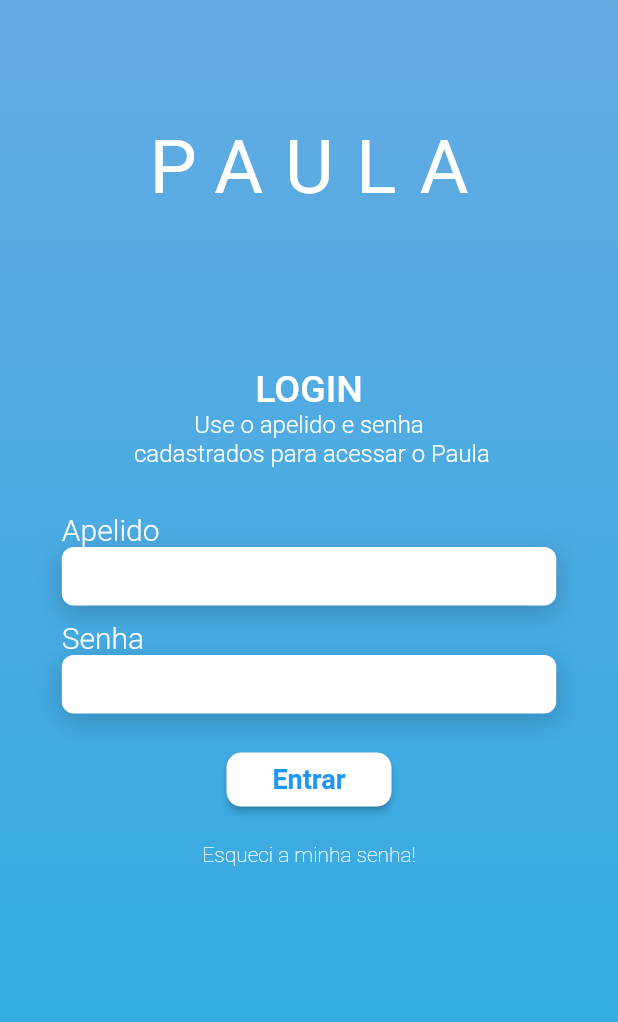
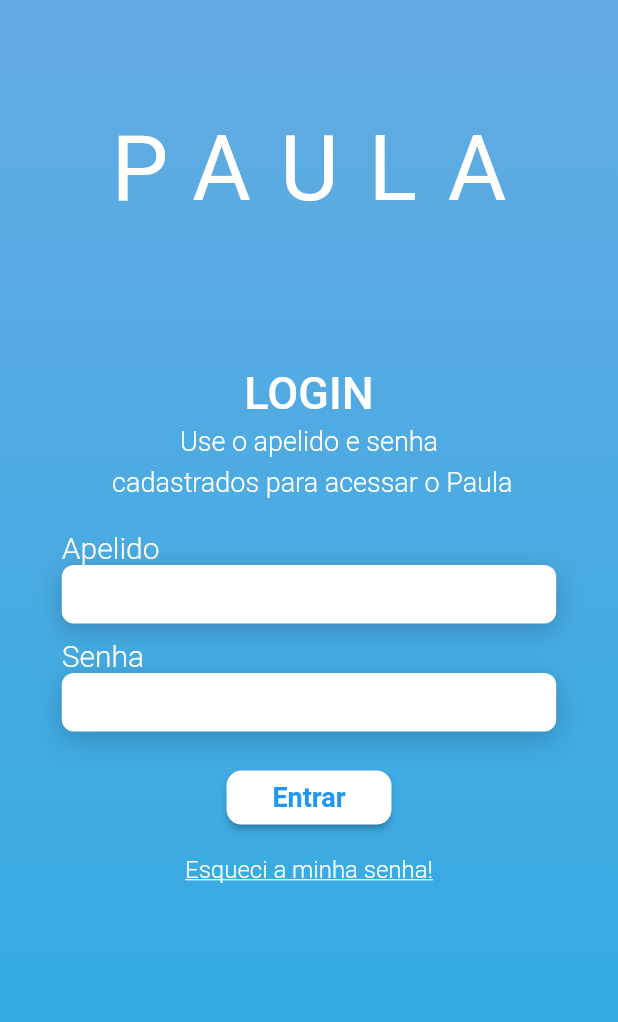
Before and after one commit to Paula-Project/Paula-app, a Flutter app: the screen it shows after launch, on a phone screen of 412 x 824 dp. Shown: the top 1022 px of the screen. Run offline on Flutter 3.47's test engine with Material 2 defaults, Android fonts, the phone set to English and light mode, and no system bars; Roboto replaces fonts that are missing (Nunito).

Commit message:
style: changing styling details

```diff
--- a/lib/login_page.dart
+++ b/lib/login_page.dart
@@ -8,37 +8,40 @@ class LoginPage extends StatefulWidget {
 }
 
 class _LoginPageState extends State<LoginPage> {
-  @override
-  Widget build(BuildContext context) {
-    return Material(
-        child: Container(
-            decoration: const BoxDecoration(
+  static const BackgroundBlueGradiend = BoxDecoration(
       gradient: LinearGradient(
           begin: Alignment.topCenter,
           end: Alignment.bottomCenter,
           colors: [
         Color.fromARGB(255, 100, 171, 226),
         Color.fromARGB(255, 41, 171, 226)
-                ])),
-            child: Row(children: [
-              Expanded(
-                flex: 1, // 20%
-                child: Container(),
-              ),
-              Expanded(
-                flex: 8, // 60%
+      ]));
+
+  String nickname = '';
+  String password = '';
+
+  @override
+  Widget build(BuildContext context) {
+    return Material(
+      child: Container(
+        decoration: BackgroundBlueGradiend,
+        width: MediaQuery.of(context).size.width,
+        height: MediaQuery.of(context).size.height,
+        child: Padding(
+          padding: EdgeInsets.symmetric(
+              horizontal: MediaQuery.of(context).size.width * 0.1),
           child: Column(
             children: [
               const Expanded(
-                      flex: 3, // 20%
+                flex: 3,
                 child: Center(
                   child: Text("PAULA",
                       style: TextStyle(
                         color: Colors.white,
-                              fontSize: 50,
+                        fontSize: 60,
                         fontFamily: "Nunito",
                         fontWeight: FontWeight.normal,
-                              letterSpacing: 15,
+                        letterSpacing: 20,
                       )),
                 ),
               ),
@@ -55,7 +58,7 @@ class _LoginPageState extends State<LoginPage> {
                             Text("LOGIN",
                                 style: TextStyle(
                                     color: Colors.white,
-                                          fontSize: 25,
+                                    fontSize: 30,
                                     fontFamily: "Nunito",
                                     fontWeight: FontWeight.w500)),
                             Text(
@@ -63,14 +66,15 @@ class _LoginPageState extends State<LoginPage> {
                                 textAlign: TextAlign.center,
                                 style: TextStyle(
                                   color: Colors.white,
-                                        fontSize: 16,
+                                  fontSize: 18,
+                                  height: 1.5,
                                   fontWeight: FontWeight.w300,
                                 )),
                           ],
                         ),
                       ),
                       Container(
-                              height: 30,
+                        height: 20,
                       ),
                       const Text("Apelido",
                           style: TextStyle(
@@ -97,6 +101,10 @@ class _LoginPageState extends State<LoginPage> {
                                 borderRadius: BorderRadius.circular(8)),
                             isDense: true,
                           ),
+                          style: TextStyle(color: Colors.black),
+                          onChanged: (value) {
+                            nickname = value;
+                          },
                         ),
                       ),
                       Container(height: 10),
@@ -127,6 +135,10 @@ class _LoginPageState extends State<LoginPage> {
                             ),
                           ),
                           obscureText: true,
+                          style: TextStyle(color: Colors.black),
+                          onChanged: (value) {
+                            password = value;
+                          },
                         ),
                       ),
                       Container(
@@ -146,20 +158,18 @@ class _LoginPageState extends State<LoginPage> {
                                 shape: MaterialStateProperty.all<
                                         RoundedRectangleBorder>(
                                     RoundedRectangleBorder(
-                                              borderRadius:
-                                                  BorderRadius.circular(10),
+                                        borderRadius: BorderRadius.circular(10),
                                         side: BorderSide.none))),
                             child: const Text('Entrar',
                                 style: TextStyle(
                                   fontSize: 18,
                                   fontWeight: FontWeight.w600,
                                 )),
-                                  onPressed: () {},
+                            onPressed: () {
+                              print(MediaQuery.of(context).size.width - 10);
+                            },
                           ),
                         ),
-                            ),
-                            Container(
-                              height: 2,
                       ),
                       Center(
                         child: TextButton(
@@ -167,8 +177,9 @@ class _LoginPageState extends State<LoginPage> {
                             "Esqueci a minha senha!",
                             style: TextStyle(
                                 color: Colors.white,
-                                      fontSize: 14,
-                                      fontWeight: FontWeight.w200),
+                                fontSize: 16,
+                                fontWeight: FontWeight.w300,
+                                decoration: TextDecoration.underline),
                           ),
                           onPressed: () {},
                         ),
@@ -178,10 +189,7 @@ class _LoginPageState extends State<LoginPage> {
             ],
           ),
         ),
-              Expanded(
-                flex: 1, // 20%
-                child: Container(),
-              )
-            ])));
+      ),
+    );
   }
 }
```
Lines whose indentation alone changed are shown as unchanged.
